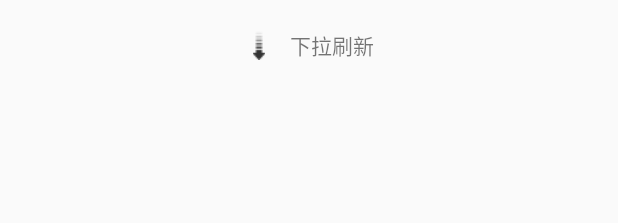
After one commit to happyfsyy/MyCustomVIew, an Android app: the layout scroll_refresh_header.xml on its own in the app's theme, with its tools: preview values and no code run, on a phone screen of 412 x 824 dp. The commit adds this screen. Shown: the top 223 px of the screen. Run offline under Robolectric (Android 15) with nearby library versions, the phone set to English and light mode, and no system bars.

Commit message:
scroll_refresh

```diff
--- a/app/build.gradle
+++ b/app/build.gradle
@@ -19,10 +19,11 @@ android {
 }
 
 dependencies {
-    implementation fileTree(dir: 'libs', include: ['*.jar'])
+    implementation fileTree(include: ['*.jar'], dir: 'libs')
     implementation 'com.android.support:appcompat-v7:28.0.0'
     implementation 'com.android.support:support-annotations:28.0.0'
     testImplementation 'junit:junit:4.12'
     androidTestImplementation 'com.android.support.test:runner:1.0.2'
     androidTestImplementation 'com.android.support.test.espresso:espresso-core:3.0.2'
+    implementation 'com.android.support.constraint:constraint-layout:1.1.3'
 }
--- /dev/null
+++ b/app/src/main/res/layout/scroll_refresh_header.xml
@@ -0,0 +1,33 @@
+<?xml version="1.0" encoding="utf-8"?>
+<RelativeLayout
+    xmlns:android="http://schemas.android.com/apk/res/android"
+    android:layout_width="match_parent"
+    android:layout_height="60dp">
+    <LinearLayout
+        android:layout_width="wrap_content"
+        android:layout_height="match_parent"
+        android:layout_centerHorizontal="true"
+        android:orientation="horizontal"
+        android:gravity="center_vertical">
+        <ImageView
+            android:id="@+id/scroll_refresh_arrow"
+            android:layout_width="20dp"
+            android:layout_height="20dp"
+            android:src="@drawable/arrow"
+            android:visibility="visible"
+            android:layout_marginEnd="5dp"/>
+        <ProgressBar
+            android:id="@+id/scroll_refresh_progressbar"
+            android:layout_width="20dp"
+            android:layout_height="20dp"
+            style="?android:attr/progressBarStyleSmall"
+            android:layout_marginEnd="5dp"
+            android:visibility="gone"/>
+        <TextView
+            android:id="@+id/scroll_refresh_status_text"
+            android:layout_width="wrap_content"
+            android:layout_height="wrap_content"
+            android:text="@string/scroll_pull_to_refresh"
+            android:layout_marginStart="5dp"/>
+    </LinearLayout>
+</RelativeLayout>
--- a/app/src/main/res/values/strings.xml
+++ b/app/src/main/res/values/strings.xml
@@ -12,4 +12,8 @@
     <string name="updated_at">上次更新与%1$s前</string>
     <string name="updated_just_now">刚刚更新</string>
     <string name="time_error">时间有问题</string>
+    <string name="scroll_pull_to_refresh">下拉刷新</string>
+    <string name="scroll_release_to_refresh">释放更新</string>
+    <string name="scroll_refreshing">加载中…</string>
+    <string name="scroll_loading_more">加载更多…</string>
 </resources>
--- a/app/src/main/res/values/styles.xml
+++ b/app/src/main/res/values/styles.xml
@@ -1,12 +1,19 @@
 <resources>
 
     <!-- Base application theme. -->
-    <style name="AppTheme" parent="Theme.AppCompat.Light.DarkActionBar">
+    <!--<style name="AppTheme" parent="Theme.AppCompat.Light.DarkActionBar">-->
+        <!--&lt;!&ndash; Customize your theme here. &ndash;&gt;-->
+        <!--<item name="colorPrimary">@color/colorPrimary</item>-->
+        <!--<item name="colorPrimaryDark">@color/colorPrimaryDark</item>-->
+        <!--<item name="colorAccent">@color/colorAccent</item>-->
+    <!--</style>-->
+    <style name="AppTheme" parent="Theme.AppCompat.Light.NoActionBar">
         <!-- Customize your theme here. -->
         <item name="colorPrimary">@color/colorPrimary</item>
         <item name="colorPrimaryDark">@color/colorPrimaryDark</item>
         <item name="colorAccent">@color/colorAccent</item>
     </style>
+
 
     <style name="SquareTextItem">
         <item name="android:layout_width">50dp</item>
```
Also changed, not shown: app/src/main/AndroidManifest.xml (+5 -3 lines), app/src/main/java/com/example/mycustomview/activity/ScrollRefreshLayoutAct.java (added, +64 -0 lines), app/src/main/java/com/example/mycustomview/viewgroup/ScrollRefreshLayout.java (added, +313 -0 lines), app/src/main/res/layout/activity_scroll_refresh_layout.xml (added, +11 -0 lines), app/src/main/res/layout/scroll_refresh_footer.xml (added, +23 -0 lines).
